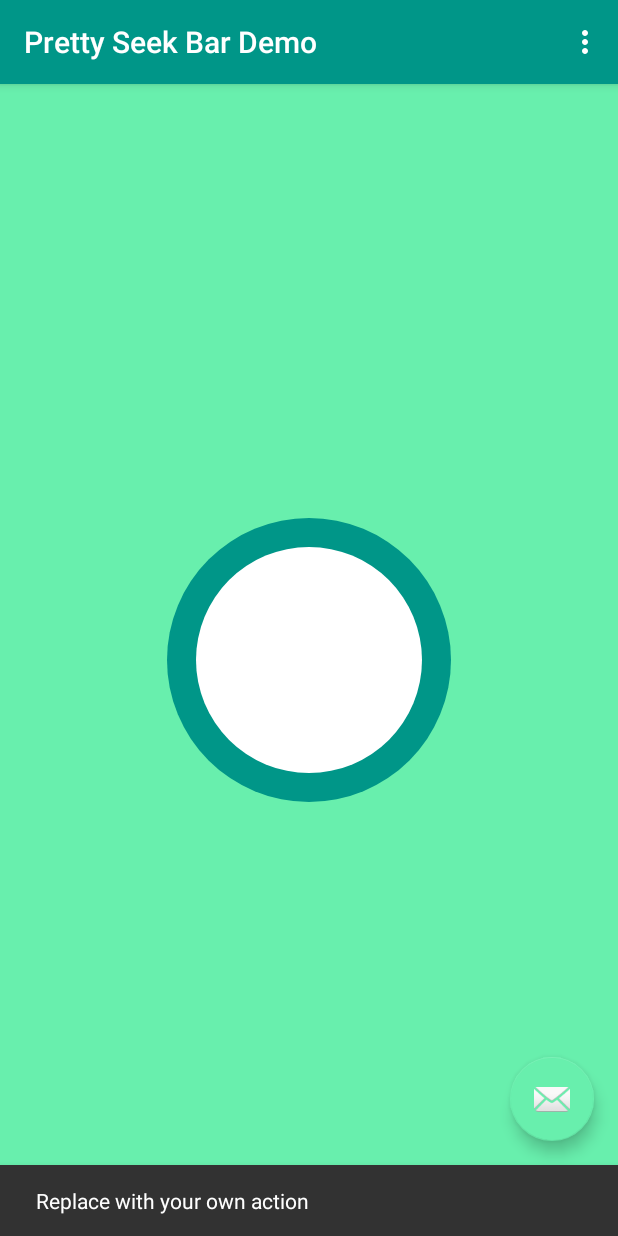
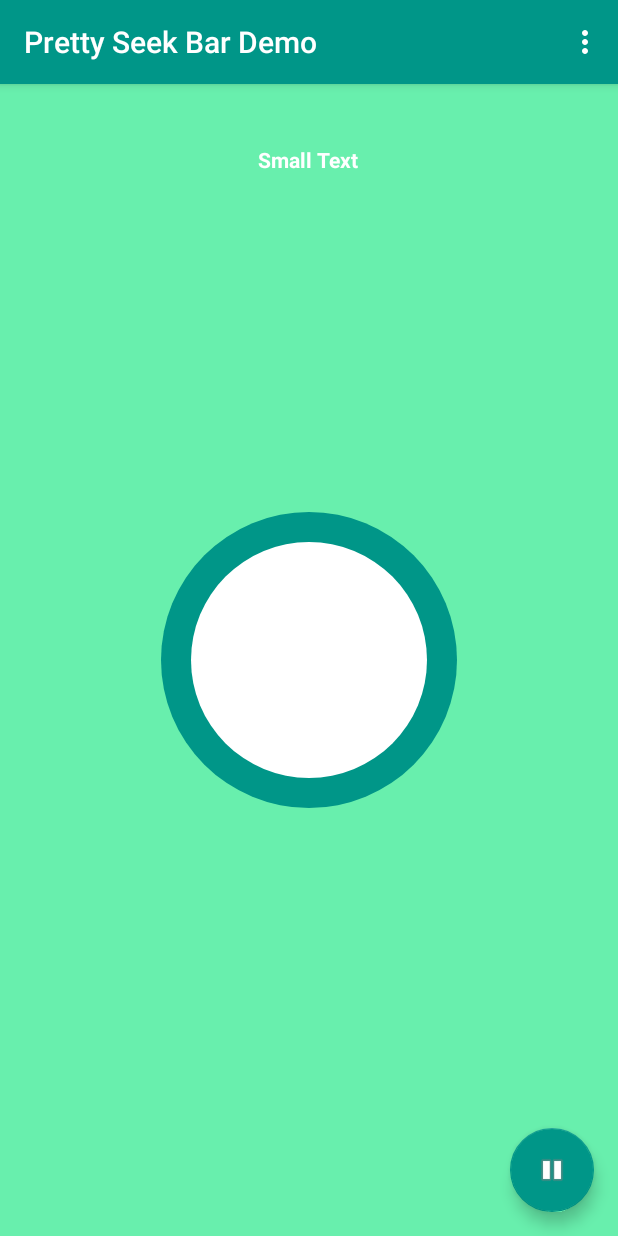
Before and after one commit to v-adhithyan/PrettySeekBar, an Android app: the screen it shows after launch (MainActivity), after a tap on an icon or button, on a phone screen of 412 x 824 dp. Run offline under Robolectric (Android 15) with nearby library versions, the phone set to English and light mode, and no system bars; 1 statement that could not run was skipped.

Commit message:
seekbar animations, song for demo added

```diff
--- a/PrettySeekBar_library/src/main/java/com/avtechlabs/prettyseekbar/PrettySeekBar.java
+++ b/PrettySeekBar_library/src/main/java/com/avtechlabs/prettyseekbar/PrettySeekBar.java
@@ -13,12 +13,37 @@ import android.view.View;
 
 public class PrettySeekBar extends View{
     private int outerCircleFillColor, innerCircleFillColor;
+    private int outerCircleRadius, innerCircleRadius;
+    private TypedArray array;
     private Paint paint;
-    TypedArray array;
+    private int i = -1, radiusIncrementValue = 1;
+
+
+    public interface  OnPrettySeekBarChangeListener{
+        void onProgressChanged(PrettySeekBar prettySeekBar, int progress, boolean touched);
+
+        void onStartTrackingTouch(PrettySeekBar seekBar);
+
+        void onStopTrackingTouch(PrettySeekBar seekBar);
+    }
 
     public PrettySeekBar(Context context, AttributeSet attrs) {
         super(context, attrs);
         init(context, attrs);
+
+        new Thread(new Runnable() {
+            @Override
+            public void run() {
+                while(true){
+                    try {
+                        Thread.sleep(150);
+                        postInvalidate();
+                    } catch (InterruptedException e) {
+                        e.printStackTrace();
+                    }
+                }
+            }
+        }).start();
     }
 
     private void init(Context context, AttributeSet attrs){
@@ -39,8 +64,7 @@ public class PrettySeekBar extends View{
         int viewWidthHalf = this.getMeasuredWidth() / 2;
         int viewHeightHalf = this.getMeasuredHeight() / 2;
 
-        int outerCircleRadius = (viewWidthHalf > viewHeightHalf) ? (viewHeightHalf / 2) : (viewWidthHalf / 2);
-        int innerCircleRadius = (int) (outerCircleRadius * 0.8);
+        calculateRadius(viewWidthHalf, viewHeightHalf);
 
         paint.setAntiAlias(true);
 
@@ -51,5 +75,37 @@ public class PrettySeekBar extends View{
         paint.setStyle(Paint.Style.FILL);
         paint.setColor(innerCircleFillColor);
         canvas.drawCircle(viewWidthHalf, viewHeightHalf, innerCircleRadius, paint);
+
+    }
+
+    private void calculateRadius(int viewWidthHalf, int viewHeightHalf){
+
+        if(i == -1){
+            outerCircleRadius = (viewWidthHalf > viewHeightHalf) ? (viewHeightHalf / 2) : (viewWidthHalf / 2);
+            innerCircleRadius = (int) (outerCircleRadius * 0.8);
+
+            i++;
+        }else{
+
+            outerCircleRadius += radiusIncrementValue;
+            innerCircleRadius = (int) (outerCircleRadius * 0.8);
+
+            if(i == 10){
+                radiusIncrementValue = -1;
+            }
+
+            if(i == 20){
+                radiusIncrementValue = 1;
+                i = -1;
+            }
+
+            i++;
+
+        }
+
+    }
+
+    public void setImageResource(){
+
     }
 }
--- a/PrettySeekBar_sampleapp/src/main/java/com/avtechlabs/prettyseekbardemo/MainActivity.java
+++ b/PrettySeekBar_sampleapp/src/main/java/com/avtechlabs/prettyseekbardemo/MainActivity.java
@@ -1,5 +1,10 @@
 package com.avtechlabs.prettyseekbardemo;
 
+import android.graphics.Bitmap;
+import android.graphics.BitmapFactory;
+import android.media.MediaMetadataRetriever;
+import android.media.MediaPlayer;
+import android.net.Uri;
 import android.os.Bundle;
 import android.support.design.widget.FloatingActionButton;
 import android.support.design.widget.Snackbar;
@@ -8,8 +13,18 @@ import android.support.v7.widget.Toolbar;
 import android.view.View;
 import android.view.Menu;
 import android.view.MenuItem;
+import android.widget.TextView;
+
+import java.io.IOException;
 
 public class MainActivity extends AppCompatActivity {
+
+    MediaPlayer player;
+    FloatingActionButton fab;
+    MediaMetadataRetriever songMetaData;
+    Uri mediapath;
+    byte[] albumArt;
+    TextView songName, songDuration;
 
     @Override
     protected void onCreate(Bundle savedInstanceState) {
@@ -18,14 +33,19 @@ public class MainActivity extends AppCompatActivity {
         Toolbar toolbar = (Toolbar) findViewById(R.id.toolbar);
         setSupportActionBar(toolbar);
 
-        FloatingActionButton fab = (FloatingActionButton) findViewById(R.id.fab);
-        fab.setOnClickListener(new View.OnClickListener() {
-            @Override
-            public void onClick(View view) {
-                Snackbar.make(view, "Replace with your own action", Snackbar.LENGTH_LONG)
-                        .setAction("Action", null).show();
-            }
-        });
+        fab = (FloatingActionButton) findViewById(R.id.fab);
+        songName = (TextView)findViewById(R.id.textViewSongName);
+        songDuration = (TextView)findViewById(R.id.textViewDuration);
+
+        mediapath = Uri.parse("android.resource://" + getPackageName() + "/" + R.raw.gangnam);
+        songMetaData = new MediaMetadataRetriever();
+        songMetaData.setDataSource(this, mediapath);
+        songName.setText(songMetaData.extractMetadata(MediaMetadataRetriever.METADATA_KEY_TITLE));
+        albumArt = songMetaData.getEmbeddedPicture();
+        Bitmap songImage = BitmapFactory.decodeByteArray(albumArt, 0, albumArt.length);
+
+        player = MediaPlayer.create(this, R.raw.gangnam);
+
     }
 
     @Override
@@ -49,4 +69,17 @@ public class MainActivity extends AppCompatActivity {
 
         return super.onOptionsItemSelected(item);
     }
+
+    public void playback(View v){
+        if(player.isPlaying()){
+            player.pause();
+            fab.setImageResource(android.R.drawable.ic_media_play);
+
+
+
+        }else{
+            player.start();
+            fab.setImageResource(android.R.drawable.ic_media_pause);
+        }
+    }
 }
--- a/PrettySeekBar_sampleapp/src/main/res/layout/activity_main.xml
+++ b/PrettySeekBar_sampleapp/src/main/res/layout/activity_main.xml
@@ -30,6 +30,7 @@
         android:layout_height="wrap_content"
         android:layout_gravity="bottom|end"
         android:layout_margin="@dimen/fab_margin"
-        android:src="@android:drawable/ic_dialog_email" />
+        android:src="@android:drawable/ic_media_play"
+        android:onClick="playback"/>
 
 </android.support.design.widget.CoordinatorLayout>
--- a/PrettySeekBar_sampleapp/src/main/res/layout/content_main.xml
+++ b/PrettySeekBar_sampleapp/src/main/res/layout/content_main.xml
@@ -21,4 +21,27 @@
         pretty:innerCircleFillColor="#FFFFFF"
         />
 
+    <TextView
+        android:layout_width="wrap_content"
+        android:layout_height="wrap_content"
+        android:textAppearance="?android:attr/textAppearanceMedium"
+        android:text="Medium Text"
+        android:textColor="@color/white"
+        android:textAlignment="center"
+        android:textStyle="bold"
+        android:id="@+id/textViewSongName"
+        android:layout_alignParentTop="true"
+        android:layout_centerHorizontal="true" />
+
+    <TextView
+        android:layout_width="wrap_content"
+        android:layout_height="wrap_content"
+        android:textAppearance="?android:attr/textAppearanceSmall"
+        android:text="Small Text"
+        android:textColor="@color/white"
+        android:textStyle="bold"
+        android:id="@+id/textViewDuration"
+        android:layout_below="@+id/textViewSongName"
+        android:layout_centerHorizontal="true" />
+
 </RelativeLayout>
--- a/PrettySeekBar_sampleapp/src/main/res/values/colors.xml
+++ b/PrettySeekBar_sampleapp/src/main/res/values/colors.xml
@@ -3,5 +3,8 @@
     <color name="colorPrimary">#009688</color>
     <color name="colorPrimaryDark">#00796b</color>
     <color name="colorBackGround">#68EFAD</color>
-    <color name="colorAccent">#68EFAD</color>
+    <color name="colorAccent">#009688</color>
+
+    <color name="white">#FFFFFF</color>
+
 </resources>
```
Also changed, not shown: 2 other files.
